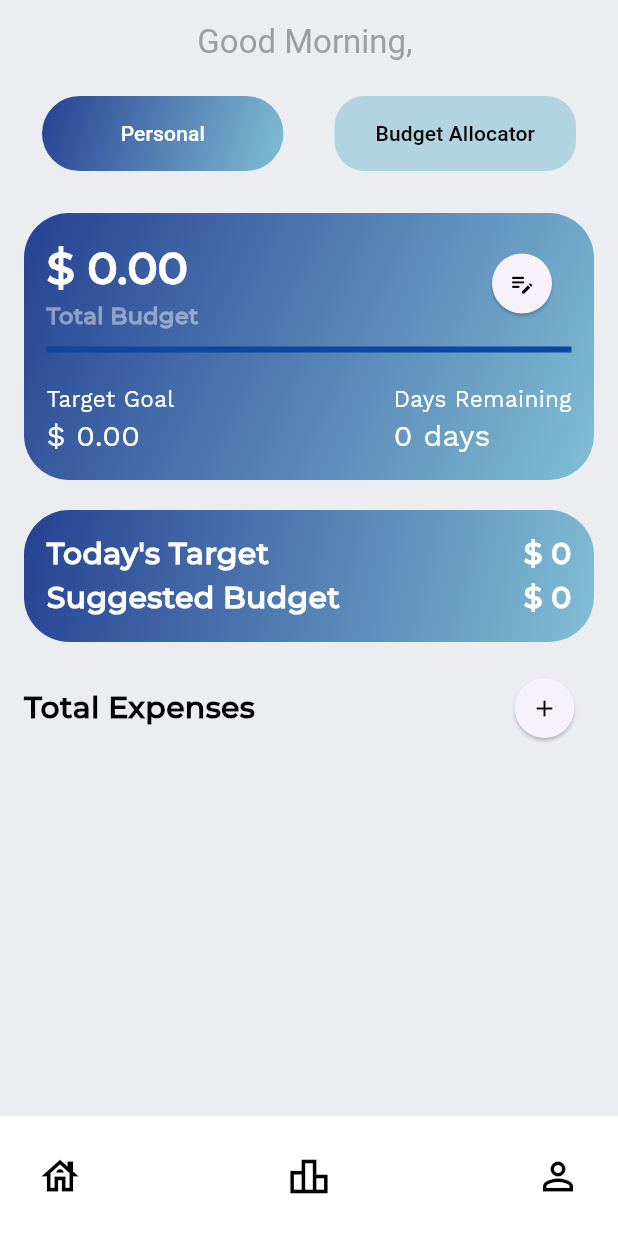
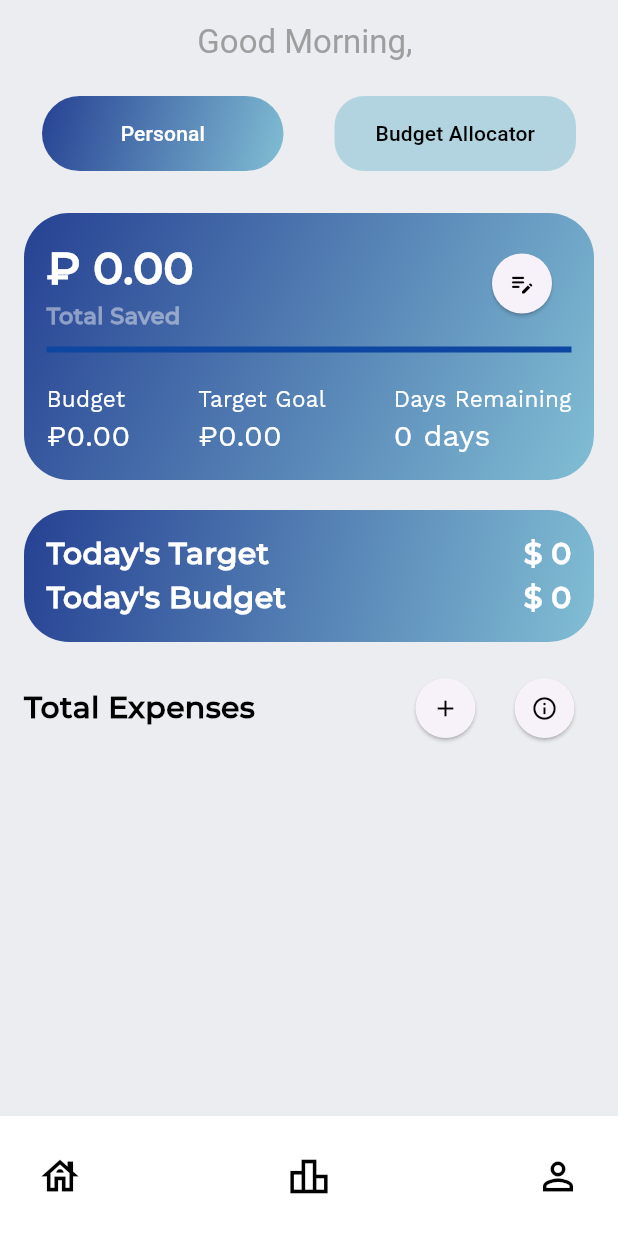
Before and after one commit to ronfrancisco24/Pennywise_Savings-Tracker, a Flutter app: the screen it shows once a user with an empty profile is signed in, on a phone screen of 412 x 824 dp. Shown: the top 1233 px of the screen. Run offline on Flutter 3.47's test engine with Material 3 defaults, Android fonts, the phone set to English and light mode, and no system bars; our stand-ins replace cloud_firestore, firebase_auth, firebase_core, firebase_storage, flutter_pw_validator, image_cropper and 1 more; accounts and stored records are empty.

Commit message:
hotfixes
added necessary total savings in savings container

```diff
--- a/lib/screens/tracker.dart
+++ b/lib/screens/tracker.dart
@@ -1,10 +1,12 @@
 import 'package:cloud_firestore/cloud_firestore.dart';
 import 'package:flutter/material.dart';
+import 'package:savings_2/algorithms/coin_change.dart';
 import 'package:savings_2/screens/allocation.dart';
 import 'package:savings_2/widgets/constants.dart';
 import 'package:savings_2/authentication/auth_service.dart';
 import 'package:savings_2/data/firebase_data.dart';
 import 'package:savings_2/widgets/bottomSheet.dart';
+import 'package:savings_2/widgets/expensesPopup.dart';
 import 'package:savings_2/widgets/personalPrompt.dart';
 
 class TrackerPage extends StatefulWidget {
@@ -18,6 +20,8 @@ class _TrackerPageState extends State<TrackerPage>
   final AuthService authService = AuthService();
   final FirebaseData fireStore = FirebaseData();
   late String userID;
+  late CoinChange savingsTracker;
+  int currentDay = 0;
 
   @override
   void initState() {
@@ -74,9 +78,9 @@ class _TrackerPageState extends State<TrackerPage>
           builder: (context, snapshot) {
 
             // Default values
-            int goal = 0;
+            double goal = 0;
             int days = 0;
-            int budget = 0;
+            double budget = 0;
 
             // check connection state
 
@@ -97,9 +101,9 @@ class _TrackerPageState extends State<TrackerPage>
 
               // Use data if available
               if (data != null) {
-                goal = data['goal'] ?? 0;
-                days = data['days'] ?? 0;
-                budget = data['budget'] ?? 0;
+                goal = (data['goal'] ?? 0).toDouble();
+                days = (data['days'] ?? 0).toInt();
+                budget = (data['budget'] ?? 0).toDouble();
               }
             }
 
@@ -170,12 +174,12 @@ class _TrackerPageState extends State<TrackerPage>
                                         CrossAxisAlignment.start,
                                     children: [
                                       Text(
-                                        '\$ ${budget.toStringAsFixed(2)}',
+                                        '₽ 0.00',
                                         style: kMontserratWhiteLarge,
                                       ),
                                       Opacity(
                                         opacity: 0.5,
-                                        child: Text('Total Budget',
+                                        child: Text('Total Saved',
                                             style: kMontserratGraySmall),
                                       ),
                                     ],
@@ -212,11 +216,25 @@ class _TrackerPageState extends State<TrackerPage>
                                         CrossAxisAlignment.start,
                                     children: [
                                       Text(
+                                        'Budget',
+                                        style: kNormalSansWhiteMini,
+                                      ),
+                                      Text(
+                                        '₽${budget.toStringAsFixed(2)}',
+                                        style: kNormalSansWhiteSmall,
+                                      ),
+                                    ],
+                                  ),
+                                  Column(
+                                    crossAxisAlignment:
+                                    CrossAxisAlignment.start,
+                                    children: [
+                                      Text(
                                         'Target Goal',
                                         style: kNormalSansWhiteMini,
                                       ),
                                       Text(
-                                        '\$ ${goal.toStringAsFixed(2)}',
+                                        '₽${goal.toStringAsFixed(2)}',
                                         style: kNormalSansWhiteSmall,
                                       ),
                                     ],
@@ -263,7 +281,7 @@ class _TrackerPageState extends State<TrackerPage>
                                 mainAxisAlignment:
                                     MainAxisAlignment.spaceBetween,
                                 children: [
-                                  Text("Suggested Budget",
+                                  Text("Today's Budget",
                                       style: kMontserratWhiteMedium),
                                   Text(
                                     '\$ 0',
@@ -288,6 +306,19 @@ class _TrackerPageState extends State<TrackerPage>
                                   },
                                   child: Icon(
                                     Icons.add,
+                                    color: Colors.black,
+                                  ),
+                                  style: ElevatedButton.styleFrom(
+                                      shape: CircleBorder()),
+                                ),
+                                ElevatedButton(
+                                  onPressed: () {
+                                    showDialog(context: context, builder: (BuildContext){
+                                      return expenseOutput();
+                                    });
+                                  },
+                                  child: Icon(
+                                    Icons.info_outline,
                                     color: Colors.black,
                                   ),
                                   style: ElevatedButton.styleFrom(
--- a/lib/widgets/bottomSheet.dart
+++ b/lib/widgets/bottomSheet.dart
@@ -36,7 +36,8 @@ Future<void> kAddingBottomSheet({
                   'Input Expense',
                   style: kNormalMontserratBlackMedium,
                 ),
-                IconButton(
+                ElevatedButton(
+                  style: ElevatedButton.styleFrom(shape: CircleBorder()),
                   onPressed: () async {
                     String product = _productController.text;
                     String priceText = _priceController.text;
@@ -62,7 +63,7 @@ Future<void> kAddingBottomSheet({
                           SnackBar(content: Text("Please fill in all fields")));
                     }
                   },
-                  icon: Icon(Icons.add),
+                  child: Icon(Icons.add, color: kBlueColor,),
                 ),
               ],
             ),
```
Also changed, not shown: lib/algorithms/coin_change.dart (+71 -27 lines), lib/screens/allocation.dart (+18 -4 lines), lib/widgets/expensesPopup.dart (added, +25 -0 lines).
